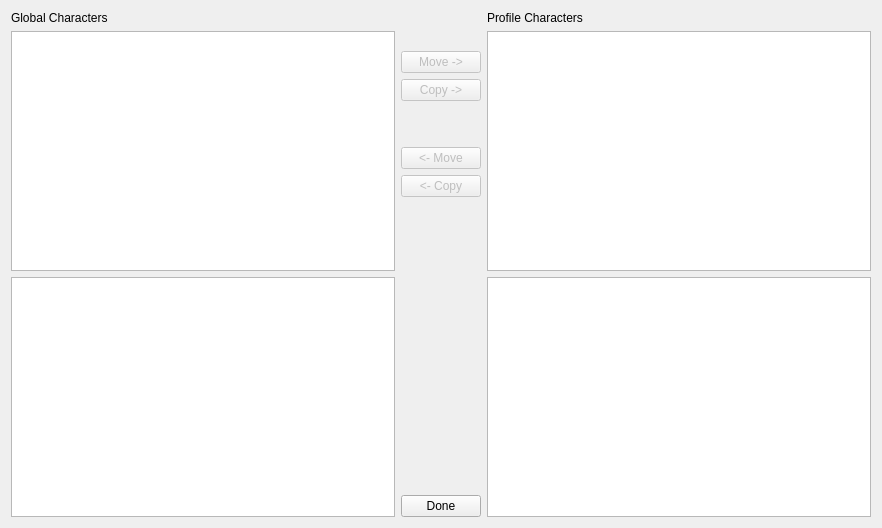
Old version of the form source/modorganizer/src/transfersavesdialog.ui in the repository ArialSenki/MO2-Revamped.
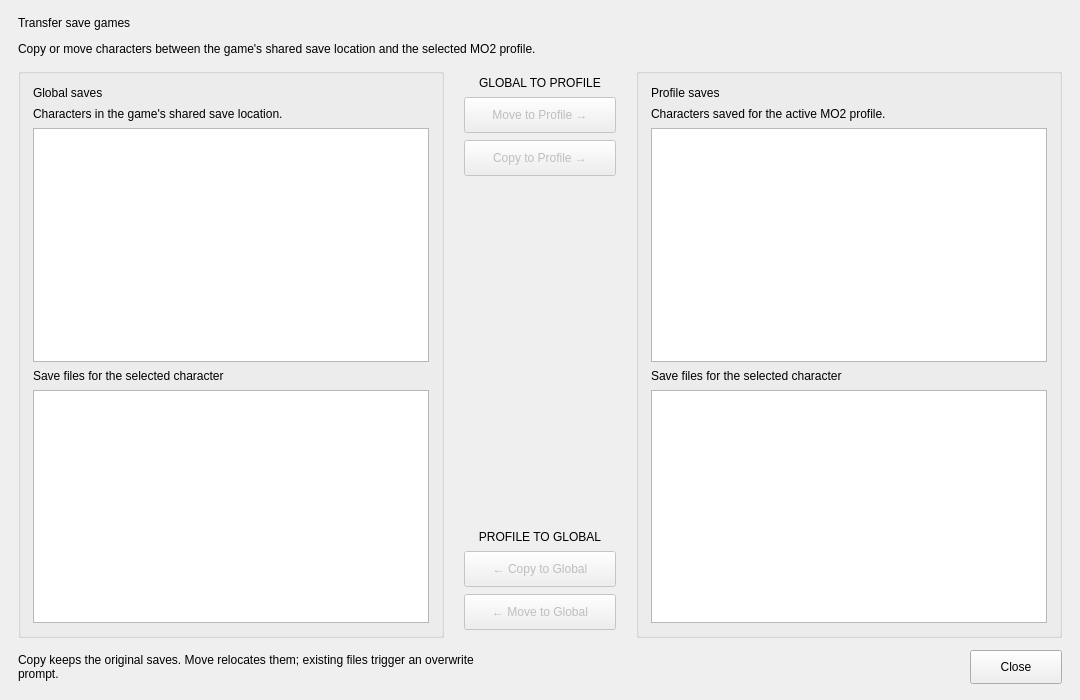
New version of the form.

```diff
--- a/source/modorganizer/src/transfersavesdialog.ui
+++ b/source/modorganizer/src/transfersavesdialog.ui
@@ -6,20 +6,92 @@
    <rect>
     <x>0</x>
     <y>0</y>
-    <width>882</width>
-    <height>528</height>
-   </rect>
-  </property>
+     <width>1080</width>
+     <height>700</height>
+    </rect>
+   </property>
+   <property name="minimumSize">
+    <size>
+     <width>900</width>
+     <height>580</height>
+    </size>
+   </property>
   <property name="windowTitle">
    <string>Transfer Save Games</string>
   </property>
-  <layout class="QHBoxLayout" name="horizontalLayout">
+   <layout class="QVBoxLayout" name="transferSavesMainLayout">
+    <property name="leftMargin">
+     <number>18</number>
+    </property>
+    <property name="topMargin">
+     <number>16</number>
+    </property>
+    <property name="rightMargin">
+     <number>18</number>
+    </property>
+    <property name="bottomMargin">
+     <number>16</number>
+    </property>
+    <property name="spacing">
+     <number>12</number>
+    </property>
    <item>
-    <layout class="QVBoxLayout" name="verticalLayout">
+     <widget class="QLabel" name="transferSavePageTitle">
+      <property name="text">
+       <string>Transfer save games</string>
+      </property>
+     </widget>
+    </item>
+    <item>
+     <widget class="QLabel" name="transferSavePageSubtitle">
+      <property name="text">
+       <string>Copy or move characters between the game's shared save location and the selected MO2 profile.</string>
+      </property>
+      <property name="wordWrap">
+       <bool>true</bool>
+      </property>
+     </widget>
+    </item>
+    <item>
+     <layout class="QHBoxLayout" name="transferSavesWorkspaceLayout" stretch="1,0,1">
+      <property name="spacing">
+       <number>12</number>
+      </property>
+      <item>
+       <widget class="QGroupBox" name="globalSavesPanel">
+        <property name="title">
+         <string/>
+        </property>
+        <layout class="QVBoxLayout" name="globalSavesLayout">
+         <property name="leftMargin">
+          <number>12</number>
+         </property>
+         <property name="topMargin">
+          <number>12</number>
+         </property>
+         <property name="rightMargin">
+          <number>12</number>
+         </property>
+         <property name="bottomMargin">
+          <number>12</number>
+         </property>
+         <property name="spacing">
+          <number>7</number>
+         </property>
      <item>
       <widget class="QLabel" name="label">
        <property name="text">
-        <string>Global Characters</string>
+            <string>Global saves</string>
+           </property>
+          </widget>
+         </item>
+         <item>
+          <widget class="QLabel" name="globalCharactersDescription">
+           <property name="text">
+            <string>Characters in the game's shared save location.</string>
+           </property>
+           <property name="wordWrap">
+            <bool>true</bool>
        </property>
       </widget>
      </item>
@@ -29,29 +101,33 @@
         <string>This is a list of characters in the global location.</string>
        </property>
        <property name="whatsThis">
-        <string>This is a list of characters in the global location.
-
-On Windows Vista/Windows 7:
-  C:\Users\[UserName]\Documents\My Games\Skyrim\Saves
-
-On Windows XP:
-  C:\Documents and Settings\[UserName]\My Documents\My Games\Skyrim\Saves
-</string>
+            <string>Characters with save files in the shared save location for this game. Select one to see its files.</string>
+           </property>
+           <property name="minimumSize">
+            <size>
+             <width>0</width>
+             <height>120</height>
+            </size>
+           </property>
+          </widget>
+         </item>
+         <item>
+          <widget class="QLabel" name="globalSavesHeading">
+           <property name="text">
+            <string>Save files for the selected character</string>
        </property>
       </widget>
      </item>
      <item>
       <widget class="QListWidget" name="globalSavesList">
        <property name="whatsThis">
-        <string>This is a list of save games for the selected character in the global location.
-
-On Windows Vista/Windows 7:
-  C:\Users\[UserName]\Documents\My Games\Skyrim\Saves
-
-On Windows XP:
-  C:\Documents and Settings[UserName]\My Documents\My Games\Skyrim\Saves
-
-</string>
+            <string>Files associated with the selected character in the shared save location.</string>
+           </property>
+           <property name="minimumSize">
+            <size>
+             <width>0</width>
+             <height>160</height>
+            </size>
        </property>
        <property name="selectionMode">
         <enum>QAbstractItemView::NoSelection</enum>
@@ -59,24 +135,41 @@
       </widget>
      </item>
     </layout>
+       </widget>
    </item>
    <item>
-    <layout class="QVBoxLayout" name="verticalLayout_3">
-     <item>
-      <spacer name="verticalSpacer_2">
-       <property name="orientation">
-        <enum>Qt::Vertical</enum>
-       </property>
-       <property name="sizeType">
-        <enum>QSizePolicy::Minimum</enum>
-       </property>
-       <property name="sizeHint" stdset="0">
+       <widget class="QWidget" name="transferActionsPanel" native="true">
+        <property name="minimumSize">
         <size>
-         <width>20</width>
-         <height>40</height>
-        </size>
-       </property>
-      </spacer>
+          <width>168</width>
+          <height>0</height>
+         </size>
+        </property>
+        <layout class="QVBoxLayout" name="transferActionsLayout">
+         <property name="leftMargin">
+          <number>8</number>
+         </property>
+         <property name="topMargin">
+          <number>8</number>
+         </property>
+         <property name="rightMargin">
+          <number>8</number>
+         </property>
+         <property name="bottomMargin">
+          <number>8</number>
+         </property>
+         <property name="spacing">
+          <number>7</number>
+         </property>
+         <item>
+          <widget class="QLabel" name="globalToProfileHeading">
+           <property name="text">
+            <string>GLOBAL TO PROFILE</string>
+           </property>
+           <property name="alignment">
+            <set>Qt::AlignCenter</set>
+           </property>
+          </widget>
      </item>
      <item>
       <widget class="QPushButton" name="moveToLocalBtn">
@@ -84,7 +177,16 @@
         <bool>false</bool>
        </property>
        <property name="text">
-        <string>Move -&gt;</string>
+            <string>Move to Profile →</string>
+           </property>
+           <property name="toolTip">
+            <string>Move this character's saves into the selected profile.</string>
+           </property>
+           <property name="minimumSize">
+            <size>
+             <width>0</width>
+             <height>36</height>
+            </size>
        </property>
       </widget>
      </item>
@@ -94,33 +196,39 @@
         <bool>false</bool>
        </property>
        <property name="text">
-        <string>Copy -&gt;</string>
+            <string>Copy to Profile →</string>
+           </property>
+           <property name="toolTip">
+            <string>Copy this character's saves into the selected profile and keep the originals.</string>
+           </property>
+           <property name="minimumSize">
+            <size>
+             <width>0</width>
+             <height>36</height>
+            </size>
        </property>
       </widget>
      </item>
      <item>
-      <spacer name="verticalSpacer">
+          <spacer name="transferDirectionSpacer">
        <property name="orientation">
         <enum>Qt::Vertical</enum>
        </property>
-       <property name="sizeType">
-        <enum>QSizePolicy::Minimum</enum>
-       </property>
        <property name="sizeHint" stdset="0">
         <size>
          <width>20</width>
-         <height>40</height>
+             <height>24</height>
         </size>
        </property>
       </spacer>
      </item>
      <item>
-      <widget class="QPushButton" name="moveToGlobalBtn">
-       <property name="enabled">
-        <bool>false</bool>
-       </property>
+          <widget class="QLabel" name="profileToGlobalHeading">
        <property name="text">
-        <string>&lt;- Move</string>
+            <string>PROFILE TO GLOBAL</string>
+           </property>
+           <property name="alignment">
+            <set>Qt::AlignCenter</set>
        </property>
       </widget>
      </item>
@@ -130,51 +238,167 @@
         <bool>false</bool>
        </property>
        <property name="text">
-        <string>&lt;- Copy</string>
-       </property>
-      </widget>
-     </item>
-     <item>
-      <spacer name="verticalSpacer_3">
-       <property name="orientation">
-        <enum>Qt::Vertical</enum>
-       </property>
-       <property name="sizeType">
-        <enum>QSizePolicy::Expanding</enum>
-       </property>
-       <property name="sizeHint" stdset="0">
+            <string>← Copy to Global</string>
+           </property>
+           <property name="toolTip">
+            <string>Copy this character's saves to the shared game save location and keep the originals. This can affect the game's save numbering; existing files trigger an overwrite prompt.</string>
+           </property>
+           <property name="minimumSize">
         <size>
-         <width>20</width>
-         <height>100</height>
-        </size>
-       </property>
-      </spacer>
+             <width>0</width>
+             <height>36</height>
+            </size>
+           </property>
+          </widget>
      </item>
      <item>
-      <widget class="QPushButton" name="doneButton">
+          <widget class="QPushButton" name="moveToGlobalBtn">
+           <property name="enabled">
+            <bool>false</bool>
+           </property>
        <property name="text">
-        <string>Done</string>
+            <string>← Move to Global</string>
+           </property>
+           <property name="toolTip">
+            <string>Move this character's saves to the shared game save location. This can affect the game's save numbering; existing files trigger an overwrite prompt.</string>
+           </property>
+           <property name="minimumSize">
+            <size>
+             <width>0</width>
+             <height>36</height>
+            </size>
        </property>
       </widget>
      </item>
     </layout>
+       </widget>
    </item>
    <item>
-    <layout class="QVBoxLayout" name="verticalLayout_2">
+       <widget class="QGroupBox" name="profileSavesPanel">
+        <property name="title">
+         <string/>
+        </property>
+        <layout class="QVBoxLayout" name="profileSavesLayout">
+         <property name="leftMargin">
+          <number>12</number>
+         </property>
+         <property name="topMargin">
+          <number>12</number>
+         </property>
+         <property name="rightMargin">
+          <number>12</number>
+         </property>
+         <property name="bottomMargin">
+          <number>12</number>
+         </property>
+         <property name="spacing">
+          <number>7</number>
+         </property>
      <item>
       <widget class="QLabel" name="label_2">
        <property name="text">
-        <string>Profile Characters</string>
+            <string>Profile saves</string>
        </property>
       </widget>
      </item>
      <item>
-      <widget class="QListWidget" name="localCharacterList"/>
+          <widget class="QLabel" name="profileCharactersDescription">
+           <property name="text">
+            <string>Characters saved for the active MO2 profile.</string>
+           </property>
+           <property name="wordWrap">
+            <bool>true</bool>
+           </property>
+          </widget>
+         </item>
+         <item>
+          <widget class="QListWidget" name="localCharacterList">
+           <property name="toolTip">
+            <string>Select a character to see its save files.</string>
+           </property>
+           <property name="whatsThis">
+            <string>Characters with save files in the active MO2 profile. Select one to see its files.</string>
+           </property>
+           <property name="minimumSize">
+            <size>
+             <width>0</width>
+             <height>120</height>
+            </size>
+           </property>
+          </widget>
+         </item>
+         <item>
+          <widget class="QLabel" name="profileSavesHeading">
+           <property name="text">
+            <string>Save files for the selected character</string>
+           </property>
+          </widget>
      </item>
      <item>
       <widget class="QListWidget" name="localSavesList">
+           <property name="toolTip">
+            <string>Save files for the character selected above.</string>
+           </property>
+           <property name="whatsThis">
+            <string>Files associated with the selected character in the active MO2 profile.</string>
+           </property>
+           <property name="minimumSize">
+            <size>
+             <width>0</width>
+             <height>160</height>
+            </size>
+           </property>
        <property name="selectionMode">
         <enum>QAbstractItemView::NoSelection</enum>
+           </property>
+          </widget>
+         </item>
+        </layout>
+       </widget>
+      </item>
+     </layout>
+    </item>
+    <item>
+     <layout class="QHBoxLayout" name="transferSavesFooterLayout">
+      <item>
+       <widget class="QLabel" name="transferSaveSafetyNote">
+        <property name="text">
+         <string>Copy keeps the original saves. Move relocates them; existing files trigger an overwrite prompt.</string>
+        </property>
+        <property name="wordWrap">
+         <bool>true</bool>
+        </property>
+        <property name="sizePolicy">
+         <sizepolicy hsizetype="Expanding" vsizetype="Preferred">
+          <horstretch>0</horstretch>
+          <verstretch>0</verstretch>
+         </sizepolicy>
+        </property>
+       </widget>
+      </item>
+      <item>
+       <spacer name="footerSpacer">
+        <property name="orientation">
+         <enum>Qt::Horizontal</enum>
+        </property>
+        <property name="sizeHint" stdset="0">
+         <size>
+          <width>30</width>
+          <height>20</height>
+         </size>
+        </property>
+       </spacer>
+      </item>
+      <item>
+       <widget class="QPushButton" name="doneButton">
+        <property name="text">
+         <string>Close</string>
+        </property>
+        <property name="minimumSize">
+         <size>
+          <width>92</width>
+          <height>34</height>
+         </size>
        </property>
       </widget>
      </item>
```
Left out of the diff: 5 changed lines with no effect on the pictures. Lines whose indentation alone changed are shown as unchanged.
